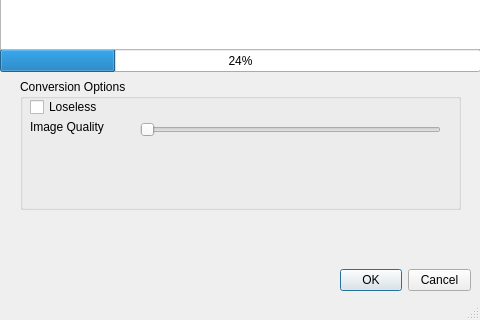
C4NU/Paddie, file WebPConverterGUI.ui: the form before one commit; both pictures show x 0 to 480 and y 400 to 720 of the 480 by 720 pixel window.
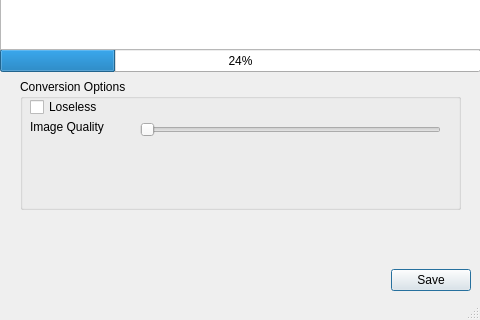
The form after the commit. Icons and pictures are not drawn.

Commit message: [FIX] OK / Cancel 버튼 Save 버튼 하나로 추가, Quit 버튼 있는지 수정 완료

```diff
--- a/WebPConverterGUI.ui
+++ b/WebPConverterGUI.ui
@@ -44,7 +44,7 @@
      </rect>
     </property>
     <property name="standardButtons">
-     <set>QDialogButtonBox::Cancel|QDialogButtonBox::Ok</set>
+     <set>QDialogButtonBox::Save</set>
     </property>
    </widget>
    <widget class="QListWidget" name="listWidget">
```
Left out of the diff: 2 changed lines with no effect on the pictures.
